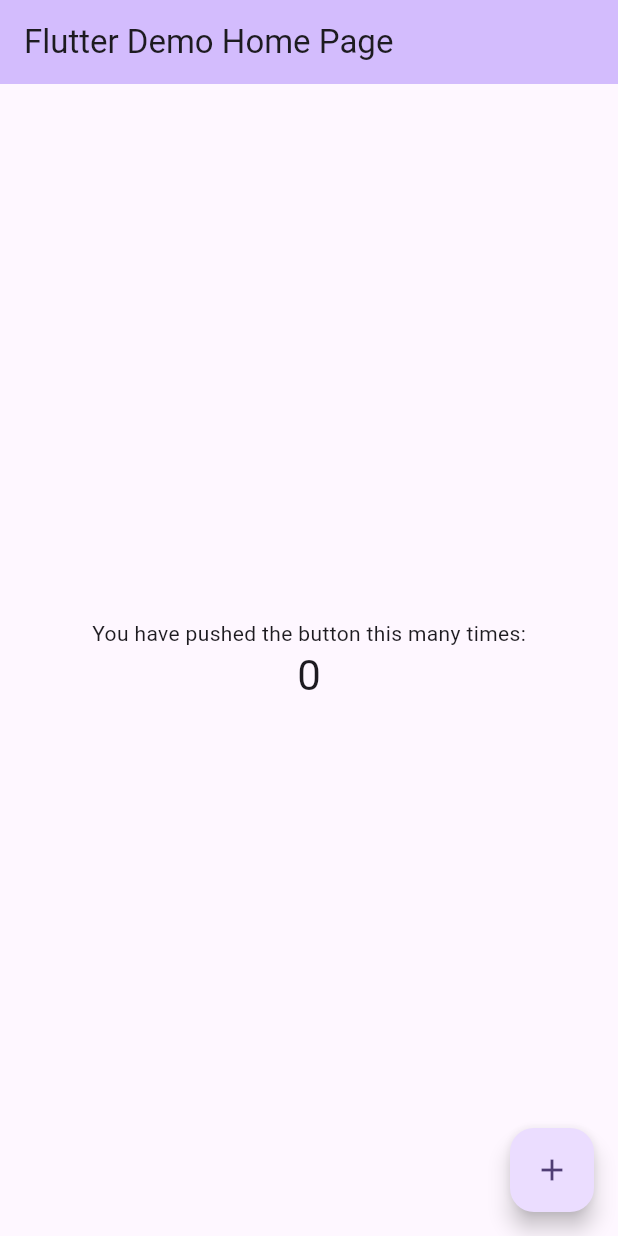
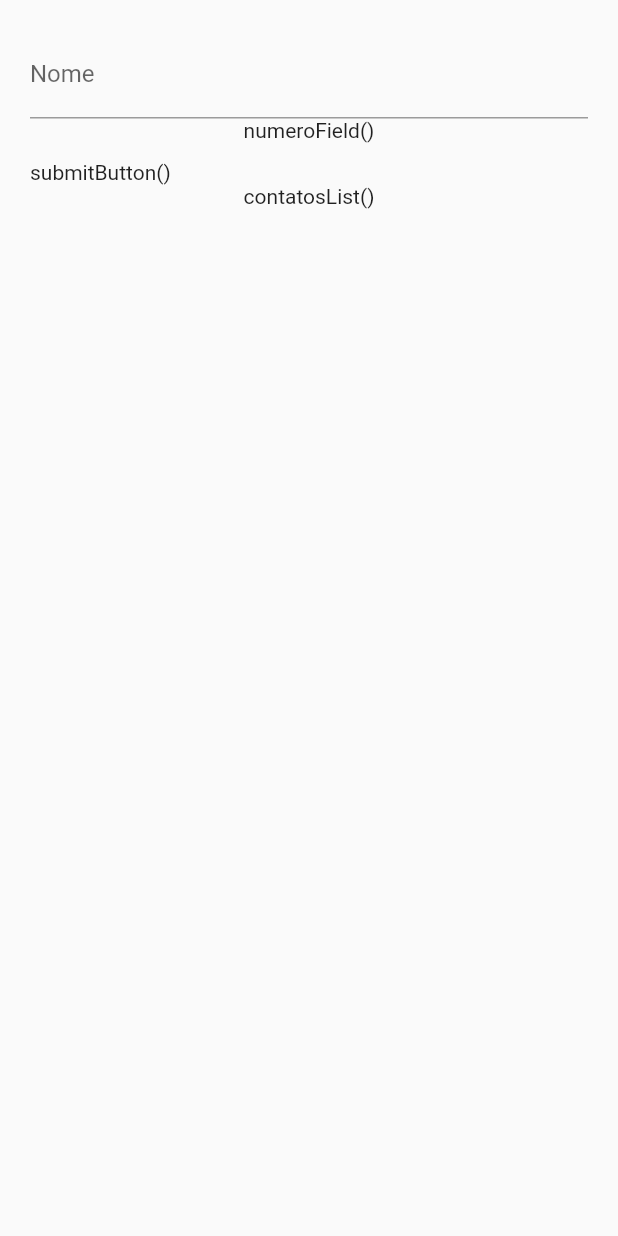
Before and after one commit to professorbossini/20232_maua_ecm252_flutter_lista_de_contatos_com_bloc, a Flutter app: the screen it shows after launch, on a phone screen of 412 x 824 dp. Run offline on Flutter 3.47's test engine with Material 2 defaults, Android fonts, the phone set to English and light mode, and no system bars.

Commit message:
bloc ex resolvido, campo nome ok

```diff
--- a/analysis_options.yaml
+++ b/analysis_options.yaml
@@ -21,6 +21,8 @@ linter:
   # `// ignore_for_file: name_of_lint` syntax on the line or in the file
   # producing the lint.
   rules:
+    prefer_const_constructors: false
+    prefer_const_literals_to_create_immutables: false
     # avoid_print: false  # Uncomment to disable the `avoid_print` rule
     # prefer_single_quotes: true  # Uncomment to enable the `prefer_single_quotes` rule
 
--- a/lib/main.dart
+++ b/lib/main.dart
@@ -1,125 +1,5 @@
 import 'package:flutter/material.dart';
-
+import 'src/app.dart';
 void main() {
-  runApp(const MyApp());
+  runApp(App());
 }
-
-class MyApp extends StatelessWidget {
-  const MyApp({super.key});
-
-  // This widget is the root of your application.
-  @override
-  Widget build(BuildContext context) {
-    return MaterialApp(
-      title: 'Flutter Demo',
-      theme: ThemeData(
-        // This is the theme of your application.
-        //
-        // TRY THIS: Try running your application with "flutter run". You'll see
-        // the application has a blue toolbar. Then, without quitting the app,
-        // try changing the seedColor in the colorScheme below to Colors.green
-        // and then invoke "hot reload" (save your changes or press the "hot
-        // reload" button in a Flutter-supported IDE, or press "r" if you used
-        // the command line to start the app).
-        //
-        // Notice that the counter didn't reset back to zero; the application
-        // state is not lost during the reload. To reset the state, use hot
-        // restart instead.
-        //
-        // This works for code too, not just values: Most code changes can be
-        // tested with just a hot reload.
-        colorScheme: ColorScheme.fromSeed(seedColor: Colors.deepPurple),
-        useMaterial3: true,
-      ),
-      home: const MyHomePage(title: 'Flutter Demo Home Page'),
-    );
-  }
-}
-
-class MyHomePage extends StatefulWidget {
-  const MyHomePage({super.key, required this.title});
-
-  // This widget is the home page of your application. It is stateful, meaning
-  // that it has a State object (defined below) that contains fields that affect
-  // how it looks.
-
-  // This class is the configuration for the state. It holds the values (in this
-  // case the title) provided by the parent (in this case the App widget) and
-  // used by the build method of the State. Fields in a Widget subclass are
-  // always marked "final".
-
-  final String title;
-
-  @override
-  State<MyHomePage> createState() => _MyHomePageState();
-}
-
-class _MyHomePageState extends State<MyHomePage> {
-  int _counter = 0;
-
-  void _incrementCounter() {
-    setState(() {
-      // This call to setState tells the Flutter framework that something has
-      // changed in this State, which causes it to rerun the build method below
-      // so that the display can reflect the updated values. If we changed
-      // _counter without calling setState(), then the build method would not be
-      // called again, and so nothing would appear to happen.
-      _counter++;
-    });
-  }
-
-  @override
-  Widget build(BuildContext context) {
-    // This method is rerun every time setState is called, for instance as done
-    // by the _incrementCounter method above.
-    //
-    // The Flutter framework has been optimized to make rerunning build methods
-    // fast, so that you can just rebuild anything that needs updating rather
-    // than having to individually change instances of widgets.
-    return Scaffold(
-      appBar: AppBar(
-        // TRY THIS: Try changing the color here to a specific color (to
-        // Colors.amber, perhaps?) and trigger a hot reload to see the AppBar
-        // change color while the other colors stay the same.
-        backgroundColor: Theme.of(context).colorScheme.inversePrimary,
-        // Here we take the value from the MyHomePage object that was created by
-        // the App.build method, and use it to set our appbar title.
-        title: Text(widget.title),
-      ),
-      body: Center(
-        // Center is a layout widget. It takes a single child and positions it
-        // in the middle of the parent.
-        child: Column(
-          // Column is also a layout widget. It takes a list of children and
-          // arranges them vertically. By default, it sizes itself to fit its
-          // children horizontally, and tries to be as tall as its parent.
-          //
-          // Column has various properties to control how it sizes itself and
-          // how it positions its children. Here we use mainAxisAlignment to
-          // center the children vertically; the main axis here is the vertical
-          // axis because Columns are vertical (the cross axis would be
-          // horizontal).
-          //
-          // TRY THIS: Invoke "debug painting" (choose the "Toggle Debug Paint"
-          // action in the IDE, or press "p" in the console), to see the
-          // wireframe for each widget.
-          mainAxisAlignment: MainAxisAlignment.center,
-          children: <Widget>[
-            const Text(
-              'You have pushed the button this many times:',
-            ),
-            Text(
-              '$_counter',
-              style: Theme.of(context).textTheme.headlineMedium,
-            ),
-          ],
-        ),
-      ),
-      floatingActionButton: FloatingActionButton(
-        onPressed: _incrementCounter,
-        tooltip: 'Increment',
-        child: const Icon(Icons.add),
-      ), // This trailing comma makes auto-formatting nicer for build methods.
-    );
-  }
-}
--- /dev/null
+++ b/lib/src/app.dart
@@ -0,0 +1,17 @@
+import 'package:flutter/material.dart';
+// import 'widgets/contato_widget.dart';
+import 'widgets/contatos_widget.dart';
+class App extends StatelessWidget{
+  @override
+  Widget build(BuildContext context) {
+    return MaterialApp(
+      title: 'Contatos',
+      theme: ThemeData(
+        primarySwatch: Colors.blue
+      ),
+      home: Scaffold(
+        body: ContatosWidget(),
+      ),
+    );
+  }
+}
--- a/lib/src/models/contato_model.dart
+++ b/lib/src/models/contato_model.dart
@@ -0,0 +1,10 @@
+class Contato{
+  String _nome;
+  String _numero;
+
+  Contato(this._nome, this._numero);
+
+  String get nome => _nome;
+
+  String get numero => _numero;
+}
--- a/lib/src/widgets/contatos_widget.dart
+++ b/lib/src/widgets/contatos_widget.dart
@@ -0,0 +1,53 @@
+import 'package:flutter/material.dart';
+import '../blocs/bloc.dart';
+import '../models/contato_model.dart';
+import '../widgets/contato_widget.dart';
+
+class ContatosWidget extends StatelessWidget{
+  String nomeAtual = '';
+  String numeroAtual = '';
+  @override
+  Widget build(BuildContext context) {
+    return Container(
+      margin: EdgeInsets.all(20.0),
+      child: Column(
+        children: <Widget> [
+          nomeField(),
+          Text('numeroField()'),
+          Container(
+            margin: EdgeInsets.only(top: 12.0),
+            child: Row(
+              children: <Widget> [
+                Expanded(
+                  child: Text('submitButton()')
+                )
+              ],
+            ),
+          ),
+          Text('contatosList()')
+        ],
+      )
+    );
+  }
+
+  Widget nomeField(){
+    return StreamBuilder(
+      stream: bloc.nome,
+      builder: (context, AsyncSnapshot <String> snapshot){
+        return TextField(
+          onChanged: (valorDigitado){
+            bloc.mudarNome(valorDigitado);
+            nomeAtual = valorDigitado;
+          },
+          keyboardType: TextInputType.name,
+          decoration: InputDecoration(
+            labelText: 'Nome',
+            hintText: 'Nome',
+            errorText: snapshot.hasError ? '${snapshot.error}' : null
+          ),
+        );
+      },
+    );
+  }
+
+}
```
Also changed, not shown: lib/src/blocs/bloc.dart (+34 -0 lines), lib/src/blocs/validators.dart (+27 -0 lines), lib/src/widgets/contato_widget.dart (+37 -0 lines).
